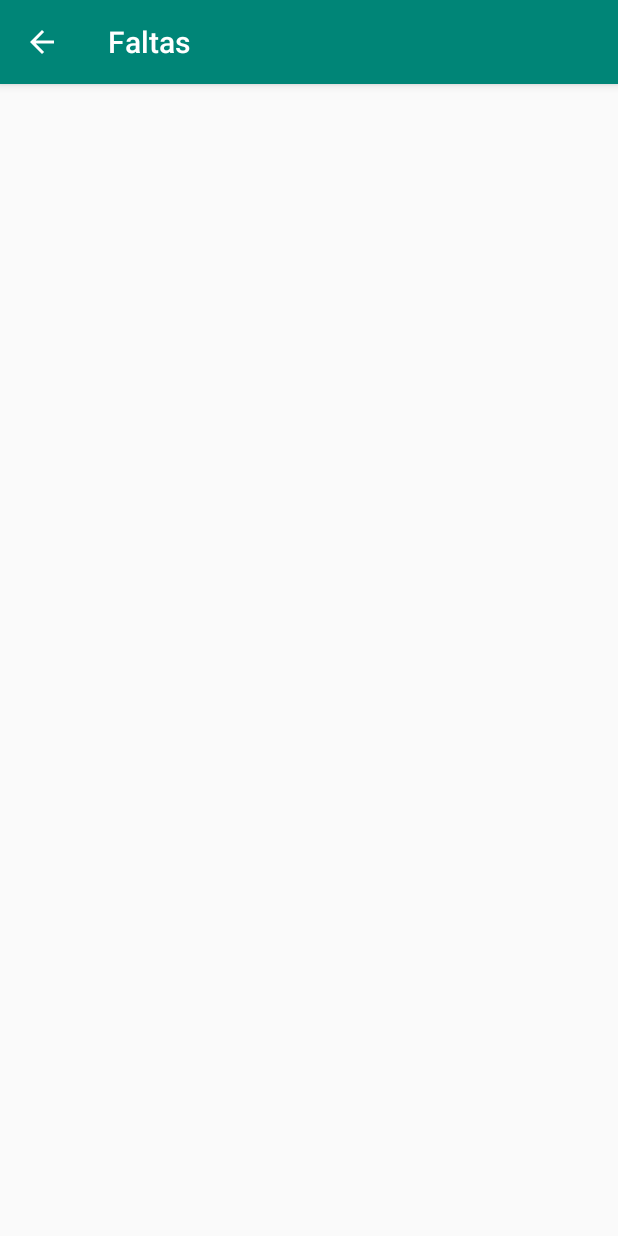
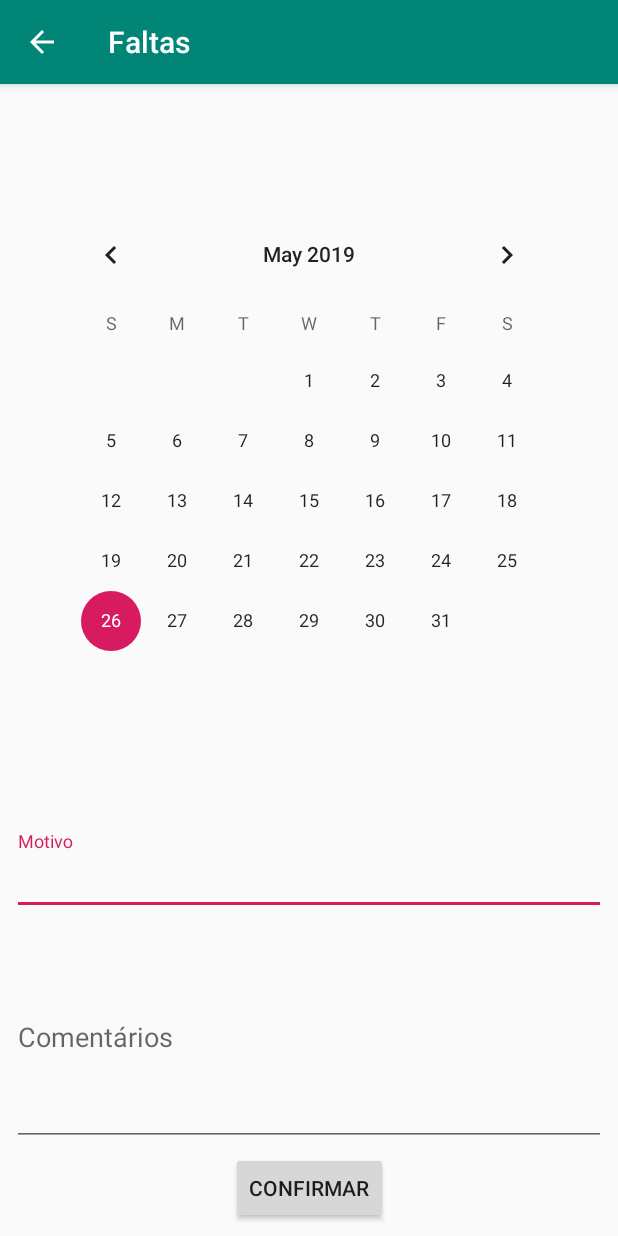
Before and after one commit to jcoelh0/IHC-AEEB, an Android app: the Faltas screen opened directly, with no data from a screen before it, on a phone screen of 412 x 824 dp. Run offline under Robolectric (Android 15) with nearby library versions, the phone set to English and light mode, and no system bars.

Commit message:
update activity_faltas

```diff
--- a/app/src/main/java/com/example/myapplication/Anuncios.java
+++ b/app/src/main/java/com/example/myapplication/Anuncios.java
@@ -25,8 +25,8 @@ public class Anuncios extends AppCompatActivity {
         TextView dataAnuncio2 = (TextView) findViewById(R.id.textView7);
         //TextView anuncio3 = (TextView) findViewById(R.id.textView8);
         TextView dataAnuncio3 = (TextView) findViewById(R.id.textView9);
-        TextView anuncio4 = (TextView) findViewById(R.id.textView10);
-        TextView dataAnuncio4 = (TextView) findViewById(R.id.textView11);
+        TextView anuncio4 = (TextView) findViewById(R.id.textView11);
+        TextView dataAnuncio4 = (TextView) findViewById(R.id.textView10);
 
         anuncio1.setText("Levar autorização de visita ao Museu, que foi entregue ao aluno, assinada pelo encarregado de educação");
         dataAnuncio1.setText("Data: 28/5/2019");
--- a/app/src/main/java/com/example/myapplication/Faltas.java
+++ b/app/src/main/java/com/example/myapplication/Faltas.java
@@ -1,7 +1,12 @@
 package com.example.myapplication;
 
+import android.content.Intent;
+import android.support.design.widget.TextInputLayout;
 import android.support.v7.app.AppCompatActivity;
 import android.os.Bundle;
+import android.view.View;
+import android.widget.Button;
+import android.widget.TextView;
 
 public class Faltas extends AppCompatActivity {
 
@@ -11,5 +16,29 @@ public class Faltas extends AppCompatActivity {
     protected void onCreate(Bundle savedInstanceState) {
         super.onCreate(savedInstanceState);
         setContentView(R.layout.activity_faltas);
+
+        TextInputLayout text1 = (TextInputLayout) findViewById(R.id.textInputLayout1);
+        TextInputLayout text2 = (TextInputLayout) findViewById(R.id.textInputLayout2);
+        Button button = (Button) findViewById(R.id.button);
+
+        if(tipoUsuario){
+            text1.setVisibility(View.GONE);
+            text2.setVisibility(View.GONE);
+
+            // Capture button click
+            button.setOnClickListener(new View.OnClickListener() {
+                public void onClick(View v) {
+                    Intent faltas_add = new Intent(getApplicationContext(), Faltas_Add.class);
+                    startActivity(faltas_add);
+                }
+            });
+
+        }
+
+
+
+
+
+
     }
 }
--- a/app/src/main/java/com/example/myapplication/Pauta.java
+++ b/app/src/main/java/com/example/myapplication/Pauta.java
@@ -37,6 +37,7 @@ public class Pauta extends AppCompatActivity {
         lv1.setAdapter(arrayAdapter1);
         arrayAdapter1.notifyDataSetChanged();
 
+
         //notas
         final ListView lv2 = (ListView) findViewById(R.id.listView2);
 
--- a/app/src/main/res/layout/activity_anuncios.xml
+++ b/app/src/main/res/layout/activity_anuncios.xml
@@ -7,7 +7,7 @@
     tools:context=".Anuncios">
 
     <TextView
-        android:id="@+id/textView10"
+        android:id="@+id/textView11"
         android:layout_width="380dp"
         android:layout_height="65dp"
         android:layout_marginStart="8dp"
@@ -23,7 +23,7 @@
         app:layout_constraintTop_toBottomOf="@+id/textView9" />
 
     <TextView
-        android:id="@+id/textView11"
+        android:id="@+id/textView10"
         android:layout_width="380dp"
         android:layout_height="wrap_content"
         android:layout_marginStart="8dp"
@@ -36,7 +36,7 @@
         app:layout_constraintEnd_toEndOf="parent"
         app:layout_constraintHorizontal_bias="0.466"
         app:layout_constraintStart_toStartOf="parent"
-        app:layout_constraintTop_toBottomOf="@+id/textView10" />
+        app:layout_constraintTop_toBottomOf="@+id/textView11" />
 
     <TextView
         android:id="@+id/textView8"
--- a/app/src/main/res/layout/activity_faltas.xml
+++ b/app/src/main/res/layout/activity_faltas.xml
@@ -4,6 +4,66 @@
     xmlns:tools="http://schemas.android.com/tools"
     android:layout_width="match_parent"
     android:layout_height="match_parent"
+    android:fitsSystemWindows="true"
     tools:context=".Faltas">
 
+    <CalendarView
+        android:id="@+id/calendarView"
+        android:layout_width="wrap_content"
+        android:layout_height="wrap_content"
+        android:layout_marginStart="8dp"
+        android:layout_marginEnd="8dp"
+        app:layout_constraintBottom_toTopOf="@+id/textInputLayout1"
+        app:layout_constraintEnd_toEndOf="parent"
+        app:layout_constraintStart_toStartOf="parent"
+        app:layout_constraintTop_toTopOf="parent" />
+
+    <android.support.design.widget.TextInputLayout
+        android:id="@+id/textInputLayout1"
+        android:layout_width="0dp"
+        android:layout_height="wrap_content"
+        android:layout_marginStart="8dp"
+        android:layout_marginEnd="8dp"
+        android:hint="@string/motivo"
+        app:layout_constraintBottom_toTopOf="@+id/textInputLayout2"
+        app:layout_constraintEnd_toEndOf="parent"
+        app:layout_constraintHorizontal_bias="0.0"
+        app:layout_constraintStart_toStartOf="parent">
+
+        <android.support.design.widget.TextInputEditText
+            android:id="@+id/textInputEditText2"
+            android:layout_width="match_parent"
+            android:layout_height="wrap_content" />
+    </android.support.design.widget.TextInputLayout>
+
+    <android.support.design.widget.TextInputLayout
+        android:id="@+id/textInputLayout2"
+        android:layout_width="0dp"
+        android:layout_height="wrap_content"
+        android:layout_marginStart="8dp"
+        android:layout_marginEnd="8dp"
+        android:layout_marginBottom="4dp"
+        android:hint="@string/comentarios"
+        app:layout_constraintBottom_toTopOf="@+id/button"
+        app:layout_constraintEnd_toEndOf="parent"
+        app:layout_constraintHorizontal_bias="0.0"
+        app:layout_constraintStart_toStartOf="parent">
+
+        <android.support.design.widget.TextInputEditText
+            android:layout_width="match_parent"
+            android:layout_height="143dp" />
+    </android.support.design.widget.TextInputLayout>
+
+    <Button
+        android:id="@+id/button"
+        android:layout_width="wrap_content"
+        android:layout_height="wrap_content"
+        android:layout_marginStart="8dp"
+        android:layout_marginEnd="8dp"
+        android:layout_marginBottom="8dp"
+        android:text="@string/btn_faltas"
+        app:layout_constraintBottom_toBottomOf="parent"
+        app:layout_constraintEnd_toEndOf="parent"
+        app:layout_constraintStart_toStartOf="parent" />
+
 </android.support.constraint.ConstraintLayout>
--- a/app/src/main/res/values/strings.xml
+++ b/app/src/main/res/values/strings.xml
@@ -72,4 +72,10 @@
     <string name="data">03/05/2019</string>
     <string name="disciplinas">DISCIPLINAS</string>
     <string name="notas">NOTAS</string>
+    <string name="motivo">Motivo</string>
+    <string name="comentarios">Comentários</string>
+    <string name="btn_faltas">Confirmar</string>
+    <string name="alunos">ALUNOS</string>
+    <string name="falta">F</string>
+    <string name="presenca">P</string>
 </resources>
```
Also changed, not shown: app/src/main/AndroidManifest.xml (+7 -3 lines), app/src/main/java/com/example/myapplication/Faltas_Add.java (added, +85 -0 lines), app/src/main/res/layout/activity_faltas_add.xml (added, +81 -0 lines), app/src/main/res/layout/activity_meus_dados.xml (+7 -7 lines).
